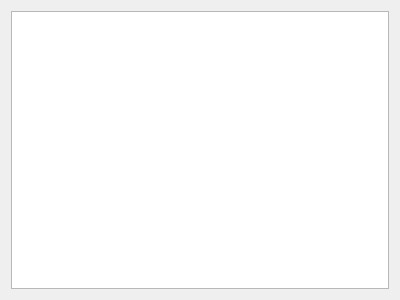
This is App/src/eventmanager.ui in machta/Alenka as Qt 5 draws it before an edit. The edited form follows.
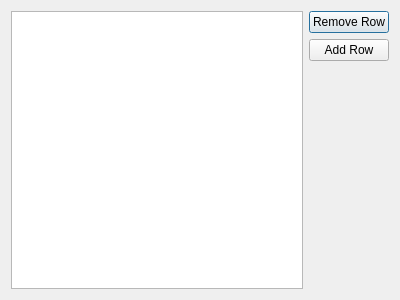
This is the edited form.

Patch:
```diff
--- a/App/src/eventmanager.ui
+++ b/App/src/eventmanager.ui
@@ -17,6 +17,37 @@
    <item>
     <widget class="QTableView" name="eventTableView"/>
    </item>
+   <item>
+    <layout class="QVBoxLayout" name="verticalLayout">
+     <item>
+      <widget class="QPushButton" name="removeRowButton">
+       <property name="text">
+        <string>Remove Row</string>
+       </property>
+      </widget>
+     </item>
+     <item>
+      <widget class="QPushButton" name="addRowButton">
+       <property name="text">
+        <string>Add Row</string>
+       </property>
+      </widget>
+     </item>
+     <item>
+      <spacer name="verticalSpacer">
+       <property name="orientation">
+        <enum>Qt::Vertical</enum>
+       </property>
+       <property name="sizeHint" stdset="0">
+        <size>
+         <width>20</width>
+         <height>40</height>
+        </size>
+       </property>
+      </spacer>
+     </item>
+    </layout>
+   </item>
   </layout>
  </widget>
  <resources/>
```
